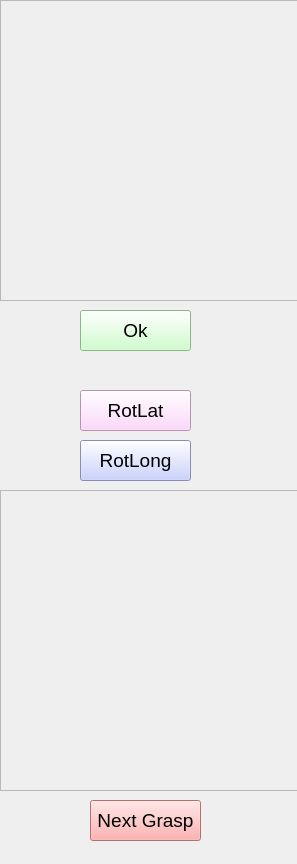
First picture: the form in ui/BCI/state_views/activeRefinementView.ui, repository CURG-archive/graspit_bci, before the edit.
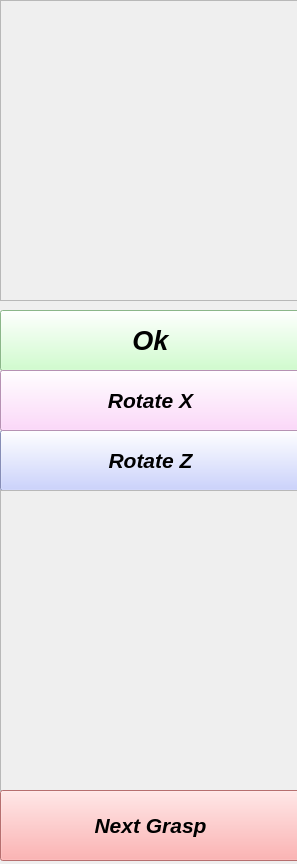
Second picture: the form after the edit.

Commit message: Made ui buttons larger

```diff
--- a/ui/BCI/state_views/activeRefinementView.ui
+++ b/ui/BCI/state_views/activeRefinementView.ui
@@ -19,15 +19,18 @@
   <widget class="QPushButton" name="buttonOk">
    <property name="geometry">
     <rect>
-     <x>80</x>
+     <x>0</x>
      <y>310</y>
-     <width>111</width>
-     <height>41</height>
+     <width>301</width>
+     <height>61</height>
     </rect>
    </property>
    <property name="font">
     <font>
-     <pointsize>14</pointsize>
+     <pointsize>20</pointsize>
+     <weight>75</weight>
+     <italic>true</italic>
+     <bold>true</bold>
     </font>
    </property>
    <property name="styleSheet">
@@ -40,43 +43,55 @@
   <widget class="QPushButton" name="buttonRotLong">
    <property name="geometry">
     <rect>
-     <x>80</x>
-     <y>440</y>
-     <width>111</width>
-     <height>41</height>
+     <x>0</x>
+     <y>430</y>
+     <width>301</width>
+     <height>61</height>
     </rect>
    </property>
    <property name="font">
     <font>
-     <pointsize>14</pointsize>
+     <pointsize>16</pointsize>
+     <weight>75</weight>
+     <italic>true</italic>
+     <bold>true</bold>
     </font>
    </property>
    <property name="styleSheet">
     <string notr="true">background-color: rgb(188, 197, 255);</string>
    </property>
    <property name="text">
-    <string>RotLong</string>
+    <string>Rotate Z</string>
+   </property>
+   <property name="autoRepeat">
+    <bool>true</bool>
    </property>
   </widget>
   <widget class="QPushButton" name="buttonRotLat">
    <property name="geometry">
     <rect>
-     <x>80</x>
-     <y>390</y>
-     <width>111</width>
-     <height>41</height>
+     <x>0</x>
+     <y>370</y>
+     <width>301</width>
+     <height>61</height>
     </rect>
    </property>
    <property name="font">
     <font>
-     <pointsize>14</pointsize>
+     <pointsize>16</pointsize>
+     <weight>75</weight>
+     <italic>true</italic>
+     <bold>true</bold>
     </font>
    </property>
    <property name="styleSheet">
     <string notr="true">background-color: rgb(255, 205, 251);</string>
    </property>
    <property name="text">
-    <string>RotLat</string>
+    <string>Rotate X</string>
+   </property>
+   <property name="autoRepeat">
+    <bool>true</bool>
    </property>
   </widget>
   <widget class="QFrame" name="previewFrame">
@@ -114,15 +129,18 @@
   <widget class="QPushButton" name="buttonNextGrasp">
    <property name="geometry">
     <rect>
-     <x>90</x>
-     <y>800</y>
-     <width>111</width>
-     <height>41</height>
+     <x>0</x>
+     <y>790</y>
+     <width>301</width>
+     <height>71</height>
     </rect>
    </property>
    <property name="font">
     <font>
-     <pointsize>14</pointsize>
+     <pointsize>16</pointsize>
+     <weight>75</weight>
+     <italic>true</italic>
+     <bold>true</bold>
     </font>
    </property>
    <property name="styleSheet">
```
The commit also changes 4 other files.
